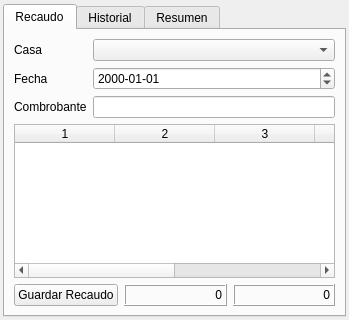
Qt form collectwindow.ui (GonzaloHernandez/jpbilling) before a commit.
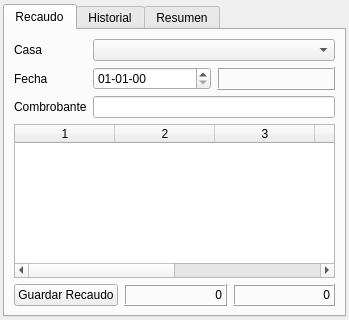
The same form after that commit.

Commit message: Fixes after data base modifications

What changed in the file:
```diff
--- a/collectwindow.ui
+++ b/collectwindow.ui
@@ -55,13 +55,6 @@
            </property>
           </widget>
          </item>
-         <item row="1" column="1">
-          <widget class="QDateEdit" name="dateedit_date">
-           <property name="displayFormat">
-            <string>yyyy-MM-dd</string>
-           </property>
-          </widget>
-         </item>
          <item row="2" column="0">
           <widget class="QLabel" name="label_voucher">
            <property name="text">
@@ -72,6 +65,30 @@
          <item row="2" column="1">
           <widget class="QLineEdit" name="lineedit_voucher"/>
          </item>
+         <item row="1" column="1">
+          <layout class="QHBoxLayout" name="horizontalLayout_2">
+           <item>
+            <widget class="QDateEdit" name="dateedit_date">
+             <property name="displayFormat">
+              <string>dd-MM-yy</string>
+             </property>
+            </widget>
+           </item>
+           <item>
+            <widget class="QLabel" name="label_data">
+             <property name="frameShape">
+              <enum>QFrame::Box</enum>
+             </property>
+             <property name="frameShadow">
+              <enum>QFrame::Raised</enum>
+             </property>
+             <property name="text">
+              <string/>
+             </property>
+            </widget>
+           </item>
+          </layout>
+         </item>
         </layout>
        </item>
        <item>
```
Left out of the diff: 2 changed lines with no effect on the pictures. The commit also changes 6 other files.
